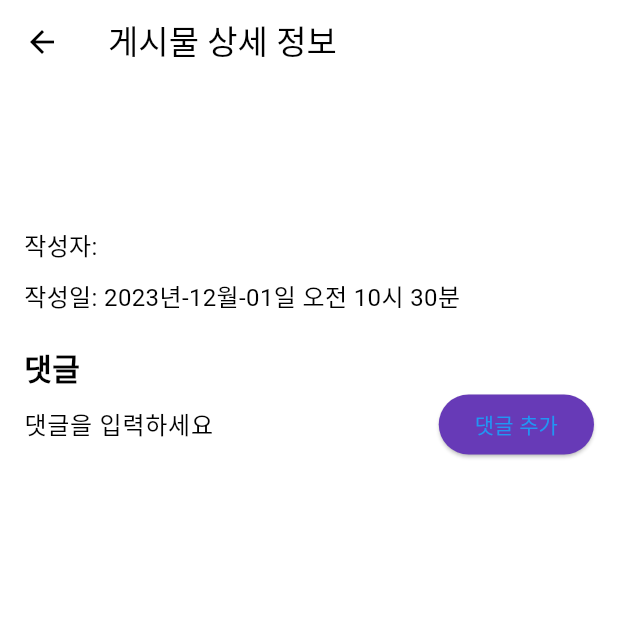
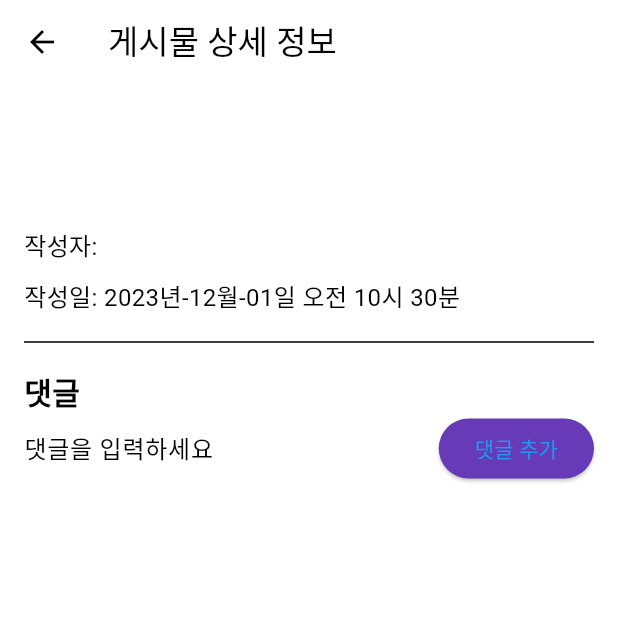
Before and after one commit to choi-hyk/Team_Project_BMT, a Flutter app: the CommentPage screen opened directly with empty values, on a phone screen of 412 x 824 dp, the top half of it. Run offline on Flutter 3.47's test engine with Material 3 defaults, Android fonts, the phone set to English and light mode, and no system bars; our stand-ins replace cloud_firestore, firebase_auth, firebase_core, font_awesome_flutter; accounts and stored records are empty.

Commit message:
로그인 연동

```diff
--- a/lib/menu_widgets/comment_page.dart
+++ b/lib/menu_widgets/comment_page.dart
@@ -1,5 +1,6 @@
 import 'package:flutter/material.dart';
 import 'package:cloud_firestore/cloud_firestore.dart';
+import 'package:firebase_auth/firebase_auth.dart';
 import 'package:intl/intl.dart';
 
 class CommentPage extends StatefulWidget {
@@ -54,16 +55,39 @@ class _CommentPageState extends State<CommentPage> {
               style: const TextStyle(fontSize: 18.0),
             ),
             const SizedBox(height: 10),
-            Text(
-              '작성자: ${postSnapshot['User_ID']}',
-              style: const TextStyle(fontSize: 16.0),
+            // 게시글 작성자 정보 가져오기
+            FutureBuilder<DocumentSnapshot>(
+              future: FirebaseFirestore.instance
+                  .collection('Users')
+                  .doc(postSnapshot['User_ID'])
+                  .get(),
+              builder: (BuildContext context,
+                  AsyncSnapshot<DocumentSnapshot> userSnapshot) {
+                if (userSnapshot.hasData &&
+                    userSnapshot.data != null &&
+                    userSnapshot.data!.exists) {
+                  // 게시글 작성자의 닉네임 가져오기
+                  String? nickname = userSnapshot.data!['nickname'];
+                  return Text(
+                    '작성자: ${nickname ?? '사용자'}',
+                    style: const TextStyle(fontSize: 16.0),
+                  );
+                } else {
+                  return const SizedBox();
+                }
+              },
             ),
             const SizedBox(height: 10),
             Text(
               '작성일: $formattedDate',
               style: const TextStyle(fontSize: 16.0),
             ),
-            const SizedBox(height: 20),
+            const SizedBox(height: 10),
+            const Divider(
+              thickness: 1.0,
+              color: Colors.black,
+            ),
+            const SizedBox(height: 10),
             const Text(
               '댓글',
               style: TextStyle(fontSize: 20.0, fontWeight: FontWeight.bold),
@@ -93,9 +117,27 @@ class _CommentPageState extends State<CommentPage> {
               for (QueryDocumentSnapshot<Map<String, dynamic>> commentSnapshot
                   in snapshot.data!.docs
                       .cast<QueryDocumentSnapshot<Map<String, dynamic>>>())
-                ListTile(
-                  title: Text(commentSnapshot['text']),
-                  subtitle: Text('작성자: ${commentSnapshot['user']}'),
+                // 댓글 작성자 정보 가져오기
+                FutureBuilder<DocumentSnapshot>(
+                  future: FirebaseFirestore.instance
+                      .collection('Users')
+                      .doc(commentSnapshot['user'])
+                      .get(),
+                  builder: (BuildContext context,
+                      AsyncSnapshot<DocumentSnapshot> userSnapshot) {
+                    if (userSnapshot.hasData &&
+                        userSnapshot.data != null &&
+                        userSnapshot.data!.exists) {
+                      // 댓글 작성자의 닉네임 가져오기
+                      String? nickname = userSnapshot.data!['nickname'];
+                      return ListTile(
+                        title: Text(commentSnapshot['text']),
+                        subtitle: Text('작성자: ${nickname ?? '사용자'}'),
+                      );
+                    } else {
+                      return const SizedBox();
+                    }
+                  },
                 ),
             ],
           );
@@ -121,13 +163,18 @@ class _CommentPageState extends State<CommentPage> {
           onPressed: () async {
             final String commentText = commentController.text;
             if (commentText.isNotEmpty) {
+              // 현재 사용자 정보 가져오기
+              User? currentUser = FirebaseAuth.instance.currentUser;
+              String? currentUserNickname = currentUser?.displayName;
+
+              // 댓글을 Firestore에 추가
               await FirebaseFirestore.instance
                   .collection('Bulletin_Board')
                   .doc(postId)
                   .collection('comments')
                   .add({
                 'text': commentText,
-                'user': '사용자', // 사용자 ID 또는 다른 사용자 정보 추가 가능
+                'user': currentUser?.uid, // 사용자 ID 또는 다른 사용자 정보 추가 가능
                 'timestamp': FieldValue.serverTimestamp(),
               });
 
```
Also changed, not shown: lib/menu_widgets/station_bulletin.dart (+38 -28 lines).
